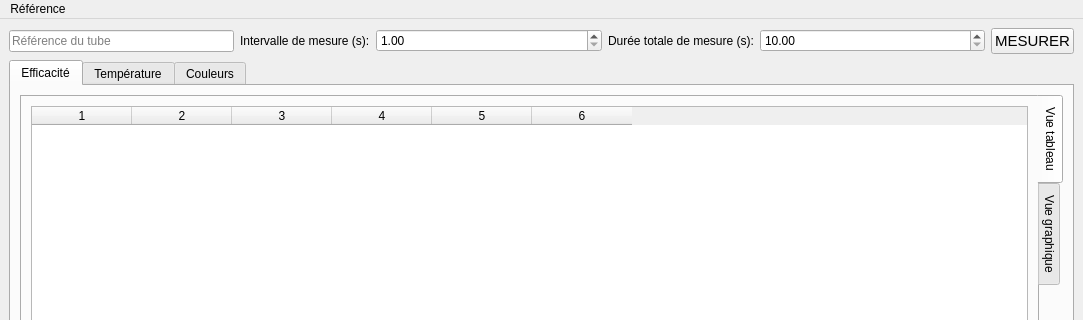
The window that LED-Tester/index.ui (faniryxx/LED-Tester) describes before a commit, drawn with Qt 5; both pictures show x 0 to 1083 and y 0 to 320 of the 1083 by 628 pixel window.
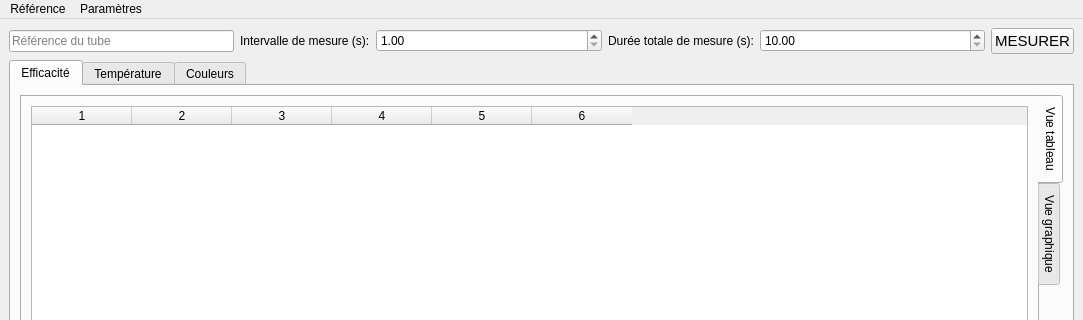
The same window after the commit. Custom widgets are drawn as their Qt base class.

Commit message: Création menu port COM

Patch:
```diff
--- a/LED-Tester/index.ui
+++ b/LED-Tester/index.ui
@@ -287,7 +287,13 @@
     </property>
     <addaction name="ajoutRef"/>
    </widget>
+   <widget class="QMenu" name="menuParametres">
+    <property name="title">
+     <string>Paramètres</string>
+    </property>
+   </widget>
    <addaction name="menuFichier"/>
+   <addaction name="menuParametres"/>
   </widget>
   <widget class="QStatusBar" name="statusbar"/>
   <action name="ajoutRef">
```
The commit also changes 1 other file.
